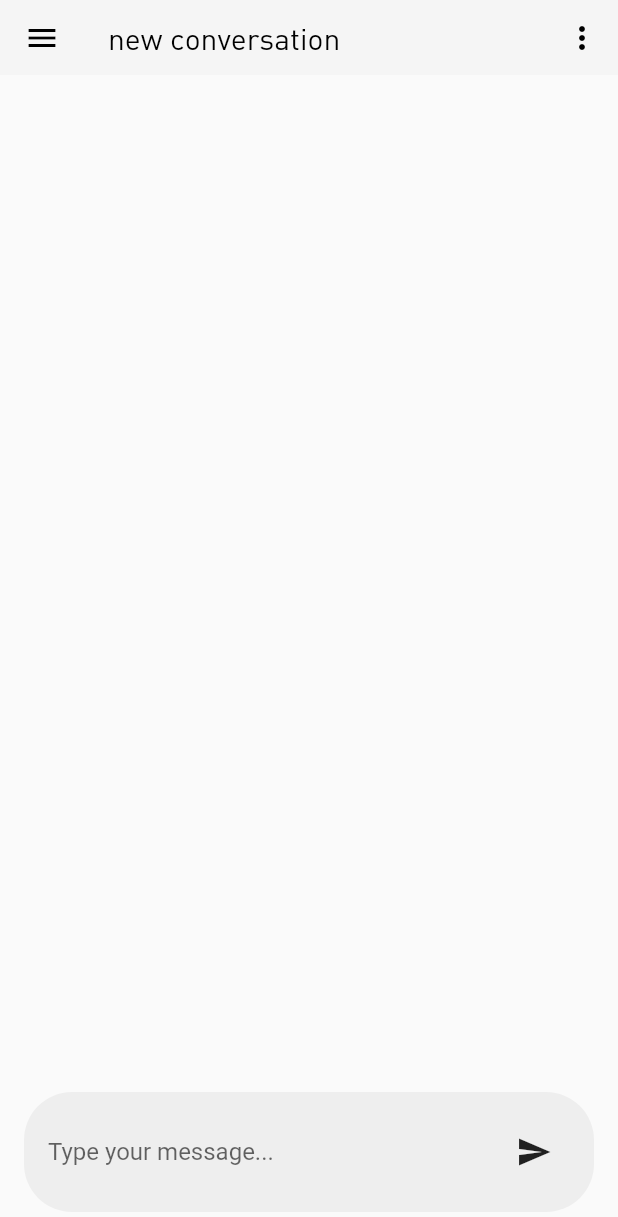
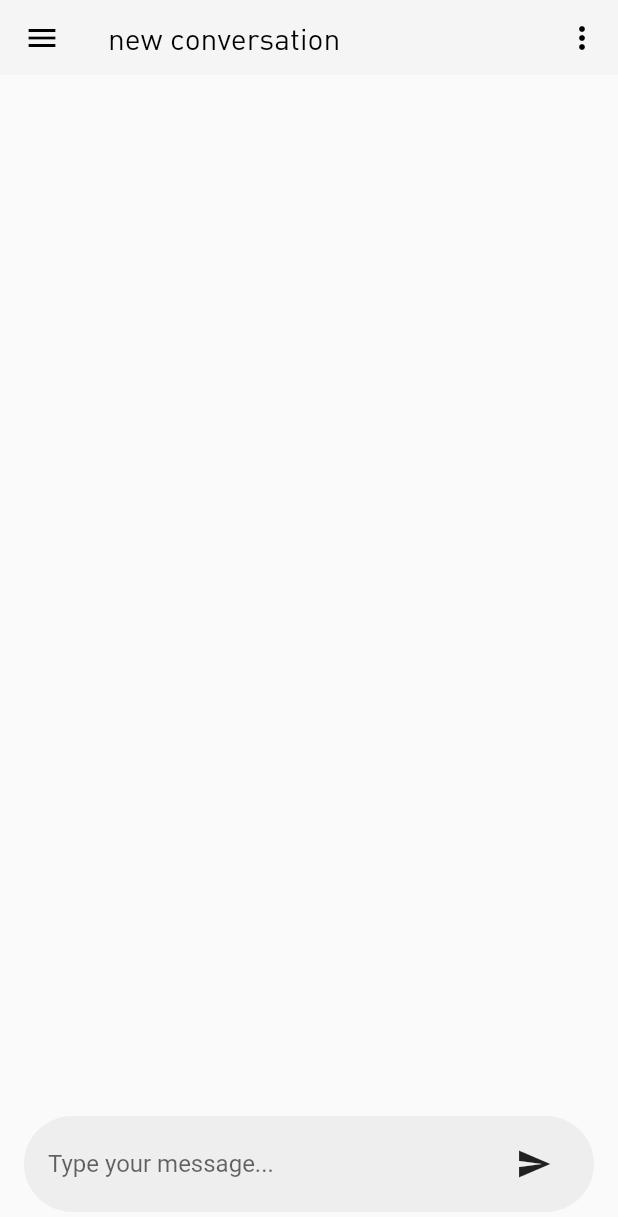
Before and after one commit to jw782cn/flutter_chatgpt_app, a Flutter app: the screen it shows after launch, on a phone screen of 412 x 824 dp. Shown: the top 1217 px of the screen. Run offline on Flutter 3.47's test engine with Material 2 defaults, Android fonts, the phone set to English and light mode, and no system bars.

```diff
--- a/lib/chatpage.dart
+++ b/lib/chatpage.dart
@@ -204,7 +204,7 @@ class _ChatPageState extends State<ChatPage> {
             margin:
                 const EdgeInsets.symmetric(vertical: 16.0, horizontal: 16.0),
             padding:
-                const EdgeInsets.symmetric(vertical: 16.0, horizontal: 16.0),
+                const EdgeInsets.symmetric(vertical: 8.0, horizontal: 16.0),
             child: Row(
               children: [
                 Expanded(
```
Also changed, not shown: 1 other file.
